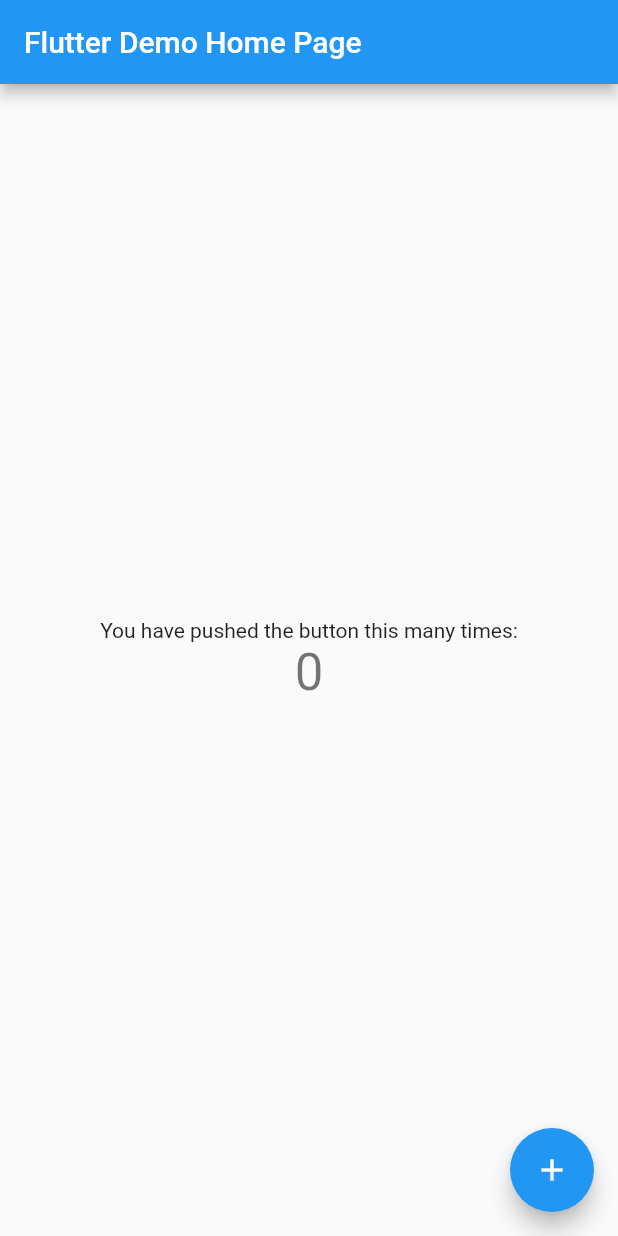
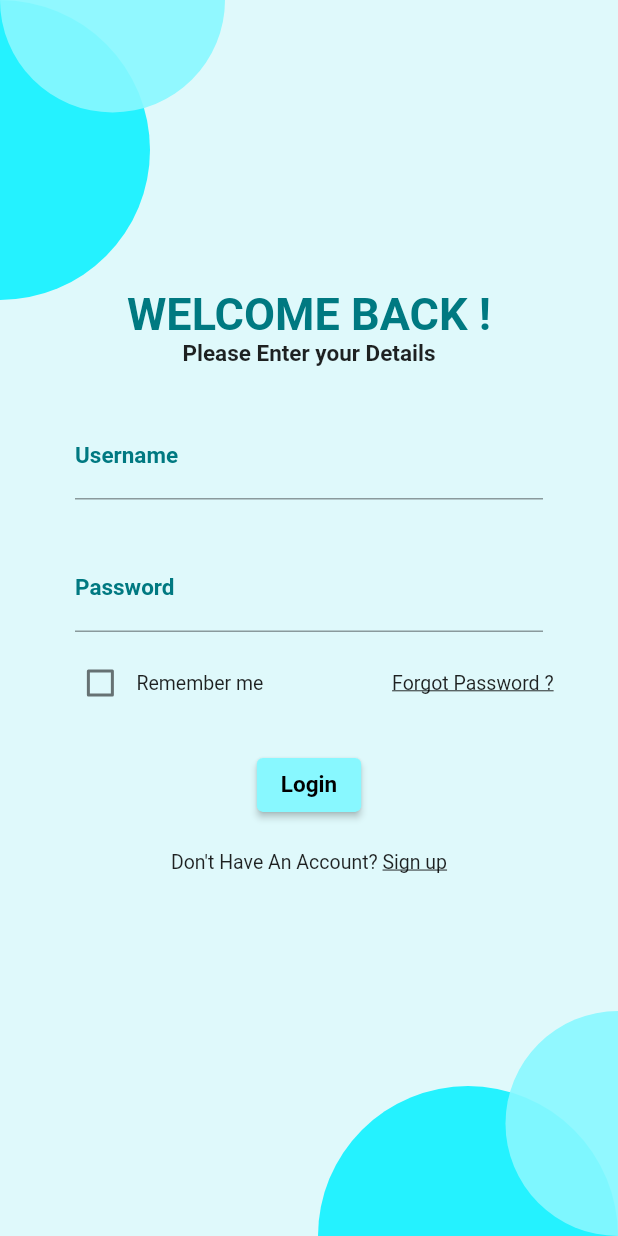
Before and after one commit to Jishna-tp/book_lent, a Flutter app: the screen it shows after launch, on a phone screen of 412 x 824 dp. Run offline on Flutter 3.47's test engine with Material 2 defaults, Android fonts, the phone set to English and light mode, and no system bars.

Commit message:
my commit

```diff
--- a/booklent/lib/main.dart
+++ b/booklent/lib/main.dart
@@ -1,115 +1,272 @@
+import 'package:booklent/forgot_pw.dart';
+import 'package:booklent/signup.dart';
+import 'package:flutter/cupertino.dart';
+import 'package:flutter/foundation.dart';
 import 'package:flutter/material.dart';
 
 void main() {
-  runApp(const MyApp());
+  runApp(MyApp());
 }
 
 class MyApp extends StatelessWidget {
   const MyApp({super.key});
 
-  // This widget is the root of your application.
   @override
   Widget build(BuildContext context) {
     return MaterialApp(
-      title: 'Flutter Demo',
-      theme: ThemeData(
-        // This is the theme of your application.
-        //
-        // Try running your application with "flutter run". You'll see the
-        // application has a blue toolbar. Then, without quitting the app, try
-        // changing the primarySwatch below to Colors.green and then invoke
-        // "hot reload" (press "r" in the console where you ran "flutter run",
-        // or simply save your changes to "hot reload" in a Flutter IDE).
-        // Notice that the counter didn't reset back to zero; the application
-        // is not restarted.
-        primarySwatch: Colors.blue,
-      ),
-      home: const MyHomePage(title: 'Flutter Demo Home Page'),
+      debugShowCheckedModeBanner: false,
+      home: Login(),
     );
   }
 }
 
-class MyHomePage extends StatefulWidget {
-  const MyHomePage({super.key, required this.title});
-
-  // This widget is the home page of your application. It is stateful, meaning
-  // that it has a State object (defined below) that contains fields that affect
-  // how it looks.
-
-  // This class is the configuration for the state. It holds the values (in this
-  // case the title) provided by the parent (in this case the App widget) and
-  // used by the build method of the State. Fields in a Widget subclass are
-  // always marked "final".
-
-  final String title;
+class Login extends StatefulWidget {
+  const Login({super.key});
 
   @override
-  State<MyHomePage> createState() => _MyHomePageState();
+  State<Login> createState() => _LoginState();
 }
 
-class _MyHomePageState extends State<MyHomePage> {
-  int _counter = 0;
-
-  void _incrementCounter() {
-    setState(() {
-      // This call to setState tells the Flutter framework that something has
-      // changed in this State, which causes it to rerun the build method below
-      // so that the display can reflect the updated values. If we changed
-      // _counter without calling setState(), then the build method would not be
-      // called again, and so nothing would appear to happen.
-      _counter++;
-    });
-  }
+class _LoginState extends State<Login> {
+  bool? isremember = false;
 
   @override
   Widget build(BuildContext context) {
-    // This method is rerun every time setState is called, for instance as done
-    // by the _incrementCounter method above.
-    //
-    // The Flutter framework has been optimized to make rerunning build methods
-    // fast, so that you can just rebuild anything that needs updating rather
-    // than having to individually change instances of widgets.
     return Scaffold(
-      appBar: AppBar(
-        // Here we take the value from the MyHomePage object that was created by
-        // the App.build method, and use it to set our appbar title.
-        title: Text(widget.title),
+      body: SingleChildScrollView(
+        child: Container(
+          height: MediaQuery.of(context).size.height,
+          width: MediaQuery.of(context).size.width,
+          color: Color(0x3375F7FF),
+          child: Column(
+            mainAxisAlignment: MainAxisAlignment.spaceBetween,
+            children: [
+              Column(
+                children: [
+                  Row(
+                    children: [
+                      Stack(
+                        children: [
+                          Align(
+                            widthFactor: 0.5,
+                            heightFactor: 0.5,
+                            alignment: Alignment.topRight,
+                            child: Container(
+                              height: 200,
+                              width: 200,
+                              decoration: BoxDecoration(
+                                  shape: BoxShape.circle,
+                                  color: Color(0xE610F1FF)),
                             ),
-      body: Center(
-        // Center is a layout widget. It takes a single child and positions it
-        // in the middle of the parent.
+                          ),
+                          Align(
+                            widthFactor: 0.5,
+                            heightFactor: 0.5,
+                            alignment: Alignment.bottomLeft,
+                            child: Container(
+                              height: 150,
+                              width: 150,
+                              decoration: BoxDecoration(
+                                  shape: BoxShape.circle,
+                                  color: Color(0xE688F8FF)),
+                            ),
+                          )
+                        ],
+                      ),
+                    ],
+                  ),
+                ],
+              ),
+              // SizedBox(
+              //   height: 100,
+              // ),
+              Center(
                 child: Column(
-          // Column is also a layout widget. It takes a list of children and
-          // arranges them vertically. By default, it sizes itself to fit its
-          // children horizontally, and tries to be as tall as its parent.
-          //
-          // Invoke "debug painting" (press "p" in the console, choose the
-          // "Toggle Debug Paint" action from the Flutter Inspector in Android
-          // Studio, or the "Toggle Debug Paint" command in Visual Studio Code)
-          // to see the wireframe for each widget.
-          //
-          // Column has various properties to control how it sizes itself and
-          // how it positions its children. Here we use mainAxisAlignment to
-          // center the children vertically; the main axis here is the vertical
-          // axis because Columns are vertical (the cross axis would be
-          // horizontal).
-          mainAxisAlignment: MainAxisAlignment.center,
-          children: <Widget>[
-            const Text(
-              'You have pushed the button this many times:',
+                  mainAxisAlignment: MainAxisAlignment.spaceEvenly,
+                  children: [
+                    Text(
+                      'WELCOME BACK !',
+                      style: TextStyle(
+                          color: Color(0xFF007981),
+                          fontSize: 30,
+                          fontWeight: FontWeight.bold),
                     ),
                     Text(
-              '$_counter',
-              style: Theme.of(context).textTheme.headline4,
+                      'Please Enter your Details',
+                      style:
+                          TextStyle(fontSize: 15, fontWeight: FontWeight.bold),
+                    ),
+                    SizedBox(
+                      height: 10,
+                    ),
+                    Padding(
+                      padding: const EdgeInsets.symmetric(
+                          vertical: 20, horizontal: 50),
+                      child: TextField(
+                        decoration: InputDecoration(
+                            focusedBorder: OutlineInputBorder(
+                                borderRadius: BorderRadius.circular(30),
+                                borderSide:
+                                    BorderSide(color: Colors.transparent)),
+                            labelText: 'Username',
+                            labelStyle: TextStyle(
+                                color: Color(0xFF007981),
+                                fontWeight: FontWeight.bold,
+                                fontSize: 15),
+                            hintText: 'Enter username',
+                            hintStyle: TextStyle(color: Colors.grey[700])),
+                      ),
+                    ),
+                    Padding(
+                      padding: const EdgeInsets.symmetric(
+                          vertical: 10, horizontal: 50),
+                      child: TextField(
+                        decoration: InputDecoration(
+                            focusedBorder: OutlineInputBorder(
+                                borderRadius: BorderRadius.circular(30),
+                                borderSide:
+                                    BorderSide(color: Colors.transparent)),
+                            labelText: 'Password',
+                            labelStyle: TextStyle(
+                                color: Color(0xFF007981),
+                                fontWeight: FontWeight.bold,
+                                fontSize: 15),
+                            hintText: 'Enter password',
+                            hintStyle: TextStyle(color: Colors.grey[700])),
+                      ),
+                    ),
+                    // SizedBox(
+                    //   height: 5,
+                    // ),
+                    Row(
+                      mainAxisAlignment: MainAxisAlignment.spaceAround,
+                      children: [
+                        Row(
+                          children: [
+                            Checkbox(
+                                activeColor: Color(0xFF88F8FF),
+                                checkColor: Color(0xFF007981),
+                                value: isremember,
+                                onChanged: ((value) {
+                                  setState(() {
+                                    isremember = value;
+                                  });
+                                })),
+                            Text(
+                              'Remember me',
+                              style: TextStyle(fontSize: 13),
+                            ),
+                          ],
+                        ),
+                        InkWell(
+                          child: Text(
+                            'Forgot Password ?',
+                            style: TextStyle(
+                                fontSize: 13,
+                                decoration: TextDecoration.underline),
+                          ),
+                          onTap: () {
+                            Navigator.of(context).push(MaterialPageRoute(
+                              builder: (context) => Passwordchange(),
+                            ));
+                          },
+                        )
+                      ],
+                    ),
+                    SizedBox(
+                      height: 20,
+                    ),
+                    ElevatedButton(
+                      style: OutlinedButton.styleFrom(
+                          backgroundColor: Color(0xFF88F8FF)),
+                      onPressed: () {},
+                      child: Text(
+                        'Login',
+                        style: TextStyle(
+                            color: Colors.black,
+                            fontWeight: FontWeight.bold,
+                            fontSize: 15),
+                      ),
+                    ),
+                    SizedBox(
+                      height: 20,
+                    ),
+                    Center(
+                        child: Row(
+                      mainAxisAlignment: MainAxisAlignment.center,
+                      children: [
+                        Text(
+                          "Don't Have An Account? ",
+                          style: TextStyle(
+                            fontSize: 13,
+                          ),
+                        ),
+                        InkWell(
+                          child: Text(
+                            'Sign up',
+                            style: TextStyle(
+                                fontSize: 13,
+                                decoration: TextDecoration.underline),
+                          ),
+                          onTap: () {
+                            Navigator.of(context).push(MaterialPageRoute(
+                              builder: (context) => signup(),
+                            ));
+                          },
+                        ),
+                      ],
+                    ))
+                  ],
+                ),
+              ),
+              // SizedBox(
+              //   height: 30,
+              // ),
+              Column(
+                children: [
+                  Row(
+                    children: [
+                      Container(
+                        // height: MediaQuery.of(context).size.height,
+                        width: MediaQuery.of(context).size.width,
+                        child: Stack(
+                          alignment: Alignment.bottomRight,
+                          children: [
+                            Align(
+                              widthFactor: 1,
+                              heightFactor: 0.5,
+                              alignment: Alignment.topCenter,
+                              child: Container(
+                                height: 200,
+                                width: 200,
+                                decoration: BoxDecoration(
+                                    shape: BoxShape.circle,
+                                    color: Color(0xE610F1FF)),
+                              ),
+                            ),
+                            Align(
+                              widthFactor: 0.5,
+                              heightFactor: 1,
+                              alignment: Alignment.centerLeft,
+                              child: Container(
+                                height: 150,
+                                width: 150,
+                                decoration: BoxDecoration(
+                                    shape: BoxShape.circle,
+                                    color: Color(0xE688F8FF)),
+                              ),
+                            )
+                          ],
+                        ),
+                      ),
+                    ],
+                  ),
+                ],
               ),
             ],
           ),
         ),
-      floatingActionButton: FloatingActionButton(
-        onPressed: _incrementCounter,
-        tooltip: 'Increment',
-        child: const Icon(Icons.add),
-      ), // This trailing comma makes auto-formatting nicer for build methods.
+      ),
     );
   }
 }
```
Lines whose indentation alone changed are shown as unchanged.
